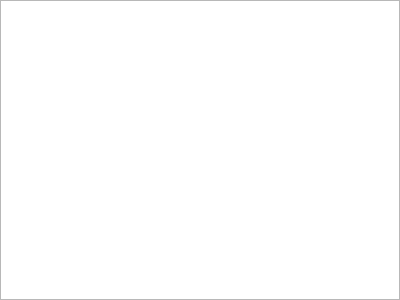
Qt form Include/imtwidgets/CMenuPanel.ui (ImagingTools/ImtCore) before a commit.
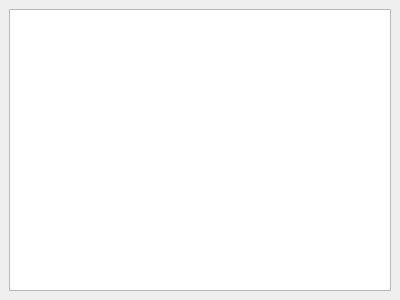
The same form after that commit.

Patch:
```diff
--- a/Include/imtwidgets/CMenuPanel.ui
+++ b/Include/imtwidgets/CMenuPanel.ui
@@ -18,16 +18,16 @@
     <number>0</number>
    </property>
    <property name="leftMargin">
-    <number>0</number>
+    <number>9</number>
    </property>
    <property name="topMargin">
-    <number>0</number>
+    <number>9</number>
    </property>
    <property name="rightMargin">
-    <number>0</number>
+    <number>9</number>
    </property>
    <property name="bottomMargin">
-    <number>0</number>
+    <number>9</number>
    </property>
    <item>
     <widget class="QTreeView" name="PageTree">
```
